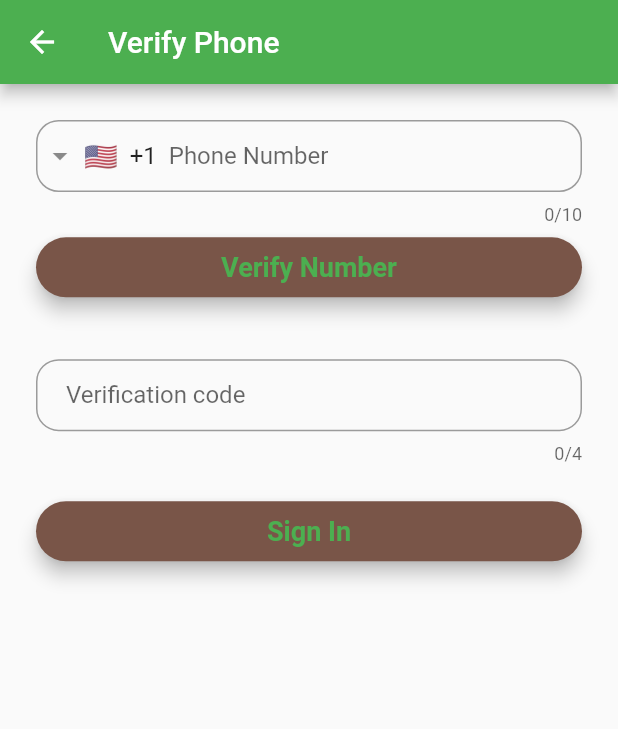
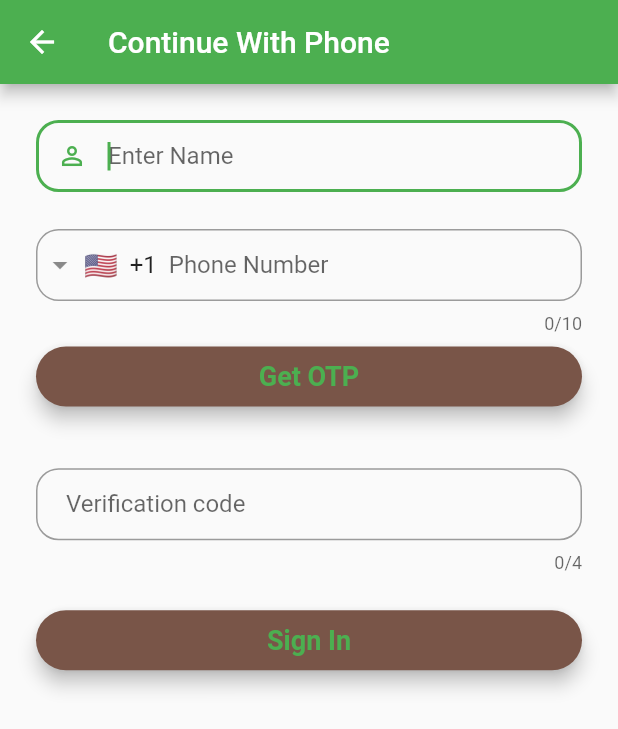
Before and after one commit to Olivi-tech/tailor_app_project, a Flutter app: the PhoneNumberAuth screen opened directly, on a phone screen of 412 x 824 dp. Shown: the top 729 px of the screen. Run offline on Flutter 3.47's test engine with Material 2 defaults, Android fonts, the phone set to English and light mode, and no system bars; drawn by our look-alikes of intl_phone_field; our stand-ins replace awesome_dialog, cloud_firestore, firebase_auth, firebase_core, fluttertoast, font_awesome_flutter and 2 more; missing offline and left inert: flutter_facebook_auth; accounts and stored records are empty; network calls fail.

Commit message:
final project

```diff
--- a/lib/account_creations/login.dart
+++ b/lib/account_creations/login.dart
@@ -173,7 +173,7 @@ class _LoginState extends State<Login> {
                         Navigator.push(context,
                             MaterialPageRoute(builder: (context) => SignUp()));
                       },
-                      name: 'Register With Email',
+                      name: 'Register Email',
                       height: height * 0.06,
                       width: width),
                 )
--- a/lib/screens/dashboard.dart
+++ b/lib/screens/dashboard.dart
@@ -7,6 +7,7 @@ import 'package:tailor_app/account_creations/sign_up.dart';
 import 'package:tailor_app/screens/customer_detail_page.dart';
 import 'package:tailor_app/screens/customer_details/customer_personal_details.dart';
 import 'package:tailor_app/screens/model_add_customer.dart';
+import 'package:tailor_app/screens/phone_verification.dart';
 
 class DashBoard extends StatefulWidget {
   const DashBoard({Key? key}) : super(key: key);
@@ -476,9 +477,9 @@ class _DashBoardState extends State<DashBoard> {
     }
     AwesomeDialog(
       context: context,
-      animType: AnimType.SCALE,
+      animType: AnimType.scale,
       headerAnimationLoop: false,
-      dialogType: DialogType.SUCCES,
+      dialogType: DialogType.success,
       showCloseIcon: true,
       autoHide: const Duration(seconds: 2),
       title: 'Deleted',
@@ -541,7 +542,21 @@ class _DashBoardState extends State<DashBoard> {
   }
 
   Widget myCustomDrawer() {
-    String? accountName = user!.displayName ?? SignUp.userName;
+    String? providerID = user!.providerData.first.providerId;
+    late String name;
+    switch (providerID) {
+      case 'google.com':
+        name = user!.displayName!;
+        break;
+      case 'facebook.com':
+        name = user!.displayName!;
+        break;
+      case 'password':
+        name = SignUp.userName;
+        break;
+      case 'phone':
+        name = PhoneNumberAuth.nameController.toString();
+    }
     String? accountMail = user!.email ?? user!.phoneNumber;
     return Drawer(
         semanticLabel: 'Details',
@@ -551,7 +566,7 @@ class _DashBoardState extends State<DashBoard> {
           children: [
             UserAccountsDrawerHeader(
                 currentAccountPictureSize: const Size(90, 90),
-                accountName: Text(accountName.toString()),
+                accountName: Text(name),
                 accountEmail: Text(accountMail.toString()),
                 decoration: const BoxDecoration(
                   gradient: LinearGradient(colors: [
--- a/lib/screens/phone_verification.dart
+++ b/lib/screens/phone_verification.dart
@@ -7,7 +7,8 @@ import 'package:tailor_app/utils/widgets.dart';
 
 class PhoneNumberAuth extends StatefulWidget {
   const PhoneNumberAuth({Key? key}) : super(key: key);
-  final String title = 'Verify Phone';
+  final String title = 'Continue With Phone';
+  static late TextEditingController nameController;
 
   @override
   PhoneNumberAuthState createState() => PhoneNumberAuthState();
@@ -23,6 +24,7 @@ class PhoneNumberAuthState extends State<PhoneNumberAuth> {
 
   @override
   void initState() {
+    PhoneNumberAuth.nameController = TextEditingController();
     _phoneController = TextEditingController();
     _smsController = TextEditingController();
     super.initState();
@@ -30,6 +32,7 @@ class PhoneNumberAuthState extends State<PhoneNumberAuth> {
 
   @override
   void dispose() {
+    PhoneNumberAuth.nameController.dispose();
     _phoneController.dispose();
     _smsController.dispose();
     super.dispose();
@@ -56,18 +59,48 @@ class PhoneNumberAuthState extends State<PhoneNumberAuth> {
                   children: <Widget>[
                     Form(
                         key: _formKey,
-                      child: IntlPhoneField(
+                        child: Column(
+                          children: [
+                            TextFormField(
+                              keyboardType: TextInputType.name,
+                              controller: PhoneNumberAuth.nameController,
+                              decoration: InputDecoration(
+                                  hintText: 'Enter Name',
+                                  contentPadding:
+                                      EdgeInsets.only(top: 15, bottom: 0),
+                                  constraints:
+                                      const BoxConstraints(maxHeight: 70),
+                                  prefixIcon: const Icon(Icons.person_outline,
+                                      size: 20),
+                                  border: OutlineInputBorder(
+                                      borderRadius: BorderRadius.circular(15))),
+                              autofocus: true,
+                              validator: (value) {
+                                if (value == null || value.isEmpty) {
+                                  return 'Empty Name';
+                                }
+                                return null;
+                              },
+                            ),
+                            SizedBox(
+                              height: height * 0.03,
+                            ),
+                            IntlPhoneField(
                               dropdownTextStyle: const TextStyle(fontSize: 16),
                               controller: _phoneController,
                               initialValue: '+92',
                               onChanged: (value) {
-                          _phoneController.text = value;
+                                print(
+                                    '////////////////////value = $value//////////////////////////////');
+                                // _phoneController.text = value;
                               },
                               decoration: InputDecoration(
                                   hintText: 'Phone Number',
                                   hintStyle: const TextStyle(fontSize: 16),
-                            contentPadding: const EdgeInsets.only(top: 13),
-                            constraints: const BoxConstraints(maxHeight: 70),
+                                  contentPadding:
+                                      const EdgeInsets.only(top: 13),
+                                  constraints:
+                                      const BoxConstraints(maxHeight: 70),
                                   border: OutlineInputBorder(
                                     borderRadius: BorderRadius.circular(15),
                                   )),
@@ -75,34 +108,21 @@ class PhoneNumberAuthState extends State<PhoneNumberAuth> {
                               inputFormatters: [
                                 FilteringTextInputFormatter.digitsOnly,
                               ],
-                        autofocus: true,
                             ),
-                      // child: TextFormField(
-                      //   validator: (value) {
-                      //     if (value == null || value.isEmpty) {
-                      //       return 'Please enter Phone Number';
-                      //     }
-                      //     return null;
-                      //   },
-                      //   controller: _phoneController,
-                      //   // autofocus: true,
-                      //   decoration: InputDecoration(
-                      //       border: OutlineInputBorder(
-                      //         borderRadius: BorderRadius.circular(15),
-                      //       ),
-                      //       fillColor: Colors.deepOrange,
-                      //       labelText: 'Phone number (+xx xxx-xxx-xxxx)'),
-                      // ),
-                    ),
+                          ],
+                        )),
                     SizedBox(
                       height: height * 0.01,
                     ),
                     CommonWidgets.customBtn(
-                        name: 'Verify Number',
+                        name: 'Get OTP',
                         width: width,
-                        height: 40,
                         onPressed: () async {
+                          if (_formKey.currentState!.validate()) {
+                            print(
+                                '//////////////////${_phoneController.text}/////////////////////////');
                             verifyPhoneNumber();
+                          }
                         }),
                     SizedBox(
                       height: height * 0.05,
@@ -110,6 +130,10 @@ class PhoneNumberAuthState extends State<PhoneNumberAuth> {
                     TextFormField(
                         controller: _smsController,
                         maxLength: 4,
+                        keyboardType: TextInputType.phone,
+                        inputFormatters: [
+                          FilteringTextInputFormatter.digitsOnly
+                        ],
                         decoration: InputDecoration(
                             hintText: 'Verification code',
                             constraints: const BoxConstraints(maxHeight: 70),
@@ -129,11 +153,10 @@ class PhoneNumberAuthState extends State<PhoneNumberAuth> {
                     CommonWidgets.customBtn(
                         name: 'Sign In',
                         width: width,
-                        height: 40,
                         onPressed: () async {
                           print(
                               '////////////////////////${_phoneController.text}////////////////');
-                          //  await signInWithPhoneNumber();
+                          await signInWithPhoneNumber();
                           Navigator.pop(context);
                         })
                   ],
@@ -201,7 +224,7 @@ class PhoneNumberAuthState extends State<PhoneNumberAuth> {
 
       final User user = (await _auth.signInWithCredential(credential)).user!;
       ScaffoldMessenger.of(context)
-          .showSnackBar(SnackBar(content: Text('Successfully signed')));
+          .showSnackBar(const SnackBar(content: Text('Successfully signed')));
     } catch (e) {
       ScaffoldMessenger.of(context)
           .showSnackBar(SnackBar(content: Text('Failed to sign in: $e')));
--- a/lib/utils/widgets.dart
+++ b/lib/utils/widgets.dart
@@ -3,7 +3,6 @@ import 'package:flutter/services.dart';
 import 'package:fluttertoast/fluttertoast.dart';
 
 class CommonWidgets {
-  // static late String hintText;
   static Widget customBtn({
     required String name,
     double? fontSize = 18.0,
@@ -16,7 +15,7 @@ class CommonWidgets {
     ]),
     Color? btnBackGroundColor = Colors.brown,
     Color? btnTextColor = Colors.green,
-    double? height,
+    double? height = 40.0,
     required VoidCallback? onPressed,
   }) {
     return SizedBox(
```
Lines whose indentation alone changed are shown as unchanged.
